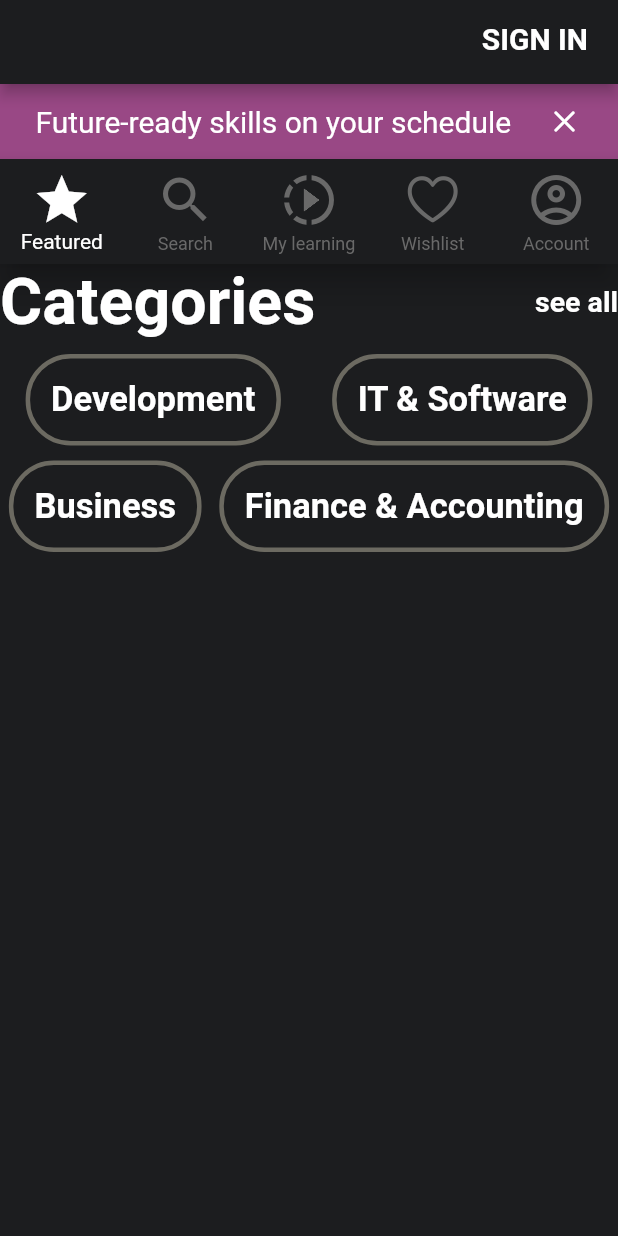
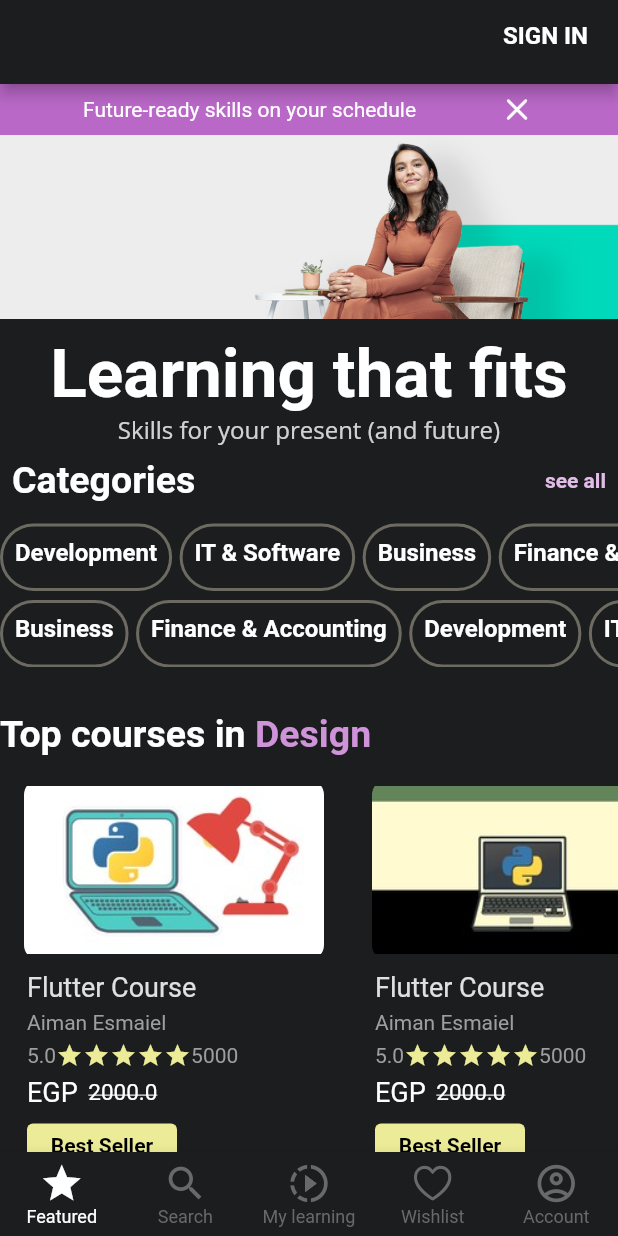
Before and after one commit to Marina-Nabil22/UdemyHomePage, a Flutter app: the screen it shows after launch, on a phone screen of 412 x 824 dp. Run offline on Flutter 3.47's test engine with Material 2 defaults, Android fonts, the phone set to English and light mode, and no system bars; our stand-ins replace google_fonts.

Commit message:
final task

```diff
--- /dev/null
+++ b/lib/components/category.dart
@@ -0,0 +1,26 @@
+import 'package:flutter/cupertino.dart';
+import 'package:flutter/material.dart';
+
+class  Category extends StatelessWidget {
+  final title;
+
+  Category({required this.title});
+
+  @override
+  Widget build(BuildContext context) {
+    return
+      Padding(
+        padding:  const EdgeInsets.only(top: 5.0,right: 5.0),
+        child: Container(
+
+          padding: const EdgeInsets.all(8.0),
+          decoration: BoxDecoration(
+              border: Border.all(color: const Color(0xff6C6A61),width: 2),
+              borderRadius: BorderRadius.circular(30)
+            //   color:Color(0xffEDE4E3),
+          ),
+          child: Text(title,style: const TextStyle( color: CupertinoColors.white,fontSize: 16,fontWeight: FontWeight.bold),),
+        ),
+      );
+  }
+}
--- /dev/null
+++ b/lib/components/footer.dart
@@ -0,0 +1,65 @@
+import 'package:flutter/material.dart';
+import 'package:google_fonts/google_fonts.dart';
+class Footer extends StatelessWidget {
+  const Footer({Key? key}) : super(key: key);
+
+  @override
+  Widget build(BuildContext context) {
+    return  Padding(
+      padding: const EdgeInsets.all(8.0),
+      child: Center(
+        child: Container(
+          height: 200,
+          width: 400,
+          decoration: BoxDecoration(
+            border: Border.all(width: 1, color: Colors.grey.shade700),
+            borderRadius: BorderRadius.circular(6)
+
+          ),
+          child: Column(
+            mainAxisAlignment: MainAxisAlignment.center,
+            children: [
+              const Spacer(),
+               Text('Top Companies trust',
+                style: GoogleFonts.abhayaLibre(
+                    color: Colors.white,
+                    fontSize: 25.0,
+                    fontWeight: FontWeight.bold
+                ),),
+              Center(
+                child: Text('Udemy',
+                  style: GoogleFonts.abhayaLibre(
+                      color: Colors.white,
+                      fontSize: 25.0,
+                      fontWeight: FontWeight.bold
+                  ),),
+              ),
+              const Spacer(),
+              Row(
+                mainAxisAlignment: MainAxisAlignment.center,
+                children: [
+                   Text('box',style: GoogleFonts.abhayaLibre(color: Colors.white),),
+                  const SizedBox(
+                    width: 20,
+                  ),
+                   Text('Nasdaq',style: GoogleFonts.abhayaLibre(color: Colors.white),),
+                  const SizedBox(
+                    width: 20,
+                  ),
+                   Text('Nasdaq',style: GoogleFonts.abhayaLibre(color: Colors.white),),
+                ],
+              ),
+              const Spacer(),
+               Text('Try Udemy Business',
+                style: GoogleFonts.openSans(
+                  color: Colors.purple.shade100,
+                  fontSize: 16.0,
+                ),),
+              const Spacer(),
+            ],
+          ),
+        ),
+      ),
+    );
+  }
+}
--- a/lib/components/item.dart
+++ /dev/null
@@ -1,27 +0,0 @@
-import 'package:flutter/cupertino.dart';
-import 'package:flutter/material.dart';
-
-class Item extends StatelessWidget {
-  final title;
-
-  Item({required this.title});
-
-  @override
-  Widget build(BuildContext context) {
-    return
-      Padding(
-        padding: const EdgeInsets.only(top: 10.0),
-        child: Container(
-
-          padding: const EdgeInsets.all(14.0),
-          decoration: BoxDecoration(
-              border: Border.all(color: Color(0xff6C6A61),width: 3),
-
-              borderRadius: BorderRadius.circular(30)
-            //   color:Color(0xffEDE4E3),
-          ),
-          child: Text(title,style: TextStyle( color: CupertinoColors.white,fontSize: 23,fontWeight: FontWeight.bold),),
-        ),
-      );
-  }
-}
--- /dev/null
+++ b/lib/components/list_View_items.dart
@@ -0,0 +1,53 @@
+import 'package:flutter/material.dart';
+
+class ListViewItems extends StatelessWidget {
+  final String listName;
+  final String department;
+  final List list;
+  final double height;
+  final double fontSize;
+  const ListViewItems({super.key, required this.listName,required this.list,required this.height,required this.department,required this.fontSize});
+
+  @override
+  Widget build(BuildContext context) {
+    return Column(
+      crossAxisAlignment: CrossAxisAlignment.start,
+      children: [
+        Row(
+          crossAxisAlignment: CrossAxisAlignment.start,
+          children: [
+            Text(
+              listName,
+              style: TextStyle(
+                color: Colors.white,
+                fontSize: fontSize,
+                  fontWeight: FontWeight.w600
+              ),
+            ),
+            Text(
+              department,
+              style: TextStyle(
+                color: Colors.purple.shade200,
+                fontSize: fontSize,
+                fontWeight: FontWeight.w600
+              ),
+            ),
+
+          ],
+        ),
+
+        SizedBox(
+          height: height,
+          child: Expanded(child: ListView.builder(
+            itemCount: list.length,
+            scrollDirection: Axis.horizontal,
+            itemBuilder: (BuildContext context, int index) {
+              return  list[index];
+            },
+          ),),
+        ),
+
+      ],
+    );
+  }
+}
--- /dev/null
+++ b/lib/components/notification.dart
@@ -0,0 +1,25 @@
+import 'package:flutter/cupertino.dart';
+import 'package:flutter/material.dart';
+class NotificationItem extends StatelessWidget {
+  const NotificationItem({Key? key}) : super(key: key);
+
+  @override
+  Widget build(BuildContext context) {
+return Container(
+        color:  Colors.purple.shade300,
+        padding: const EdgeInsets.only(top: 5,bottom: 5),
+        alignment: Alignment.center,
+        child: Row(
+          mainAxisAlignment: MainAxisAlignment.spaceEvenly,
+          children: const [
+            Text('Future-ready skills on your schedule',
+                style: TextStyle(color: Colors.white, fontSize: 14)),
+            Icon(
+              CupertinoIcons.multiply,
+              color: Colors.white,
+            )
+          ],
+        ),
+    );
+  }
+}
--- /dev/null
+++ b/lib/data/data.dart
@@ -0,0 +1,108 @@
+import 'package:udemyhomepage/components/course_item.dart';
+
+import '../components/category.dart';
+import '../models/item.dart';
+
+  List<Category> categoryList1=[
+    Category(title: 'Development'),
+   Category(title: 'IT & Software'),
+    Category(title: 'Business'),
+    Category(title: 'Finance & Accounting'),
+ ];
+List<Category> categoryList2=[
+  Category(title: 'Business'),
+  Category(title: 'Finance & Accounting'),
+  Category(title: 'Development'),
+  Category(title: 'IT & Software'),
+];
+
+
+  const List<CourseItem> courseList = [
+    CourseItem(item: Item(
+      image: 'assets/course1.jpg',
+      title: 'Flutter Course',
+      author: 'Aiman Esmaiel',
+      rateNumber: 5000,
+      rate: 5,
+      price: 2000,
+    )
+    ),
+    CourseItem(item:Item(
+      image: 'assets/course2.jpg',
+      title: 'Flutter Course',
+      author: 'Aiman Esmaiel',
+      rateNumber: 5000,
+      rate: 5,
+      price: 2000,
+    )),
+    CourseItem(item:Item(
+      image: 'assets/course3.jpg',
+      title: 'Flutter Course',
+      author: 'Aiman Esmaiel',
+      rateNumber: 5000,
+      rate: 5,
+      price: 2000,
+    )),
+    CourseItem(item:Item(
+      image: 'assets/course4.jpg',
+      title: 'Flutter Course',
+      author: 'Aiman Esmaiel',
+      rateNumber: 5000,
+      rate: 5,
+      price: 2000,
+    )),
+    CourseItem(item:Item(
+      image: 'assets/course5.jpg',
+      title: 'Flutter Course',
+      author: 'Aiman Esmaiel',
+      rateNumber: 5000,
+      rate: 5,
+      price: 2000,
+    )),
+  ];
+
+const List<CourseItem> courseList2 = [
+  CourseItem(item:Item(
+    image: 'assets/course4.jpg',
+    title: 'Flutter Course',
+    author: 'Aiman Esmaiel',
+    rateNumber: 5000,
+    rate: 5,
+    price: 2000,
+  )),
+  CourseItem(item:Item(
+    image: 'assets/course5.jpg',
+    title: 'Flutter Course',
+    author: 'Aiman Esmaiel',
+    rateNumber: 5000,
+    rate: 5,
+    price: 2000,
+  )),
+  CourseItem(item:Item(
+    image: 'assets/course3.jpg',
+    title: 'Flutter Course',
+    author: 'Aiman Esmaiel',
+    rateNumber: 5000,
+    rate: 5,
+    price: 2000,
+  )),
+
+  CourseItem(item: Item(
+    image: 'assets/course1.jpg',
+    title: 'Flutter Course',
+    author: 'Aiman Esmaiel',
+    rateNumber: 5000,
+    rate: 5,
+    price: 2000,
+  )
+  ),
+  CourseItem(item:Item(
+    image: 'assets/course2.jpg',
+    title: 'Flutter Course',
+    author: 'Aiman Esmaiel',
+    rateNumber: 5000,
+    rate: 5,
+    price: 2000,
+  )),
+
+];
--- a/lib/screens/udemy_screen.dart
+++ b/lib/screens/udemy_screen.dart
@@ -1,20 +1,28 @@
 import 'package:flutter/material.dart';
- import 'package:udemyhomepage/components/item.dart';
+import 'package:google_fonts/google_fonts.dart';
+import 'package:udemyhomepage/components/footer.dart';
+import 'package:udemyhomepage/components/list_View_items.dart';
+import 'package:udemyhomepage/components/notification.dart';
+
 import 'package:flutter/cupertino.dart';
+import 'package:udemyhomepage/data/data.dart';
 
 class UdemyScreen extends StatefulWidget {
   const UdemyScreen({Key? key}) : super(key: key);
+
   @override
   State<UdemyScreen> createState() => _UdemyScreenState();
 }
 
 class _UdemyScreenState extends State<UdemyScreen> {
   int _currentIndex = 0;
+
   void onTabTapped(int index) {
     setState(() {
       _currentIndex = index;
     });
   }
+
   @override
   Widget build(BuildContext context) {
     return Scaffold(
@@ -25,38 +33,21 @@ class _UdemyScreenState extends State<UdemyScreen> {
               child: Text(
                 'SIGN IN',
                 style: TextStyle(
-                fontSize: 20.0,
+                  fontSize: 16.0,
                   fontWeight: FontWeight.bold,
                 ),
               ),
             ),
           ],
-        backgroundColor:Color(0xff1C1D1F) ,
-     //  title: Text('SIGN IN',textAlign: TextAlign.right,style: TextStyle(color: Colors.white, fontSize: 20,fontWeight: FontWeight.bold),),
+
+          backgroundColor: const Color(0xff1C1D1F),
         ),
-      backgroundColor:Color(0xff1C1D1F) ,
-      body:
-      Container(
-        child: Column(
-          children: [
-            Container(
-              color: Color(0xff994885),
-              height: 50,
-              alignment: Alignment.center,
-              child: Row(
-                mainAxisAlignment: MainAxisAlignment.spaceEvenly,
-                children: const [
-                  Text('Future-ready skills on your schedule',style:TextStyle(color: Colors.white,fontSize: 20)),
-                  Icon(CupertinoIcons.multiply, color: Colors.white,)
-                ],
-              ),
-            ),
-
-      Container(
-        child:      BottomNavigationBar(
+        bottomNavigationBar: BottomNavigationBar(
           items: const [
             BottomNavigationBarItem(
-              icon: Icon(Icons.star,),
+              icon: Icon(
+                Icons.star,
+              ),
               label: 'Featured',
             ),
             BottomNavigationBarItem(
@@ -77,45 +68,62 @@ class _UdemyScreenState extends State<UdemyScreen> {
             ),
           ],
           type: BottomNavigationBarType.fixed,
-      backgroundColor: Color(0xff1C1D1F),
-      unselectedItemColor: Color(0xff696969),
+          backgroundColor: const Color(0xff1C1D1F),
+          unselectedItemColor: const Color(0xff696969),
           selectedItemColor: Colors.white,
-            iconSize: 40,
+          iconSize: 30,
+          selectedFontSize: 12,
+          unselectedFontSize: 12,
           onTap: onTabTapped,
           currentIndex: _currentIndex,
+        ),
+        backgroundColor: const Color(0xff1C1D1F),
+        body:
+        SingleChildScrollView(
+          child: Column(
+            children: [
+              const NotificationItem(),
+               Image.asset('assets/a.jpg',),//abhayaLibre
+              const SizedBox(height: 10,),
+              Text("Learning that fits",style: GoogleFonts.abhayaLibre(fontStyle: FontStyle.normal,fontSize: 45,color: Colors.white,fontWeight: FontWeight.bold)),
+              Text("Skills for your present (and future)",style: GoogleFonts.openSans(fontStyle: FontStyle.normal,fontSize: 16,color: Colors.white.withOpacity(0.8),)),
+              Padding(
+                padding: const EdgeInsets.all(8.0),
+                child: Row(
+                  mainAxisAlignment: MainAxisAlignment.spaceBetween,
+                  children:  [
+                    const Text(
+                      'Categories',
+                      style: TextStyle(
+                          color: Colors.white,
+                          fontSize: 25,
+                          fontWeight: FontWeight.bold),
+                    ),
+                    Text(
+                      'see all',
+                      style: TextStyle(
+                          color: Colors.purple.shade100,
+                          fontSize: 14,
+                          fontWeight: FontWeight.bold
+                          ),
+                    )
+                  ],
+                ),
+              ),
+              ListViewItems(listName:'' ,department:'', fontSize:0,list: categoryList1,height: 50,),
+              ListViewItems(listName: '',department: '',fontSize:0, list: categoryList2,height: 50,),
+              const SizedBox(height: 30,),
+              const ListViewItems(listName: 'Top courses in ',fontSize:25,department: 'Design', list: courseList,height: 300,),
+              const ListViewItems(listName: 'Top courses in ',fontSize:25,department: 'Business', list: courseList2,height: 300,),
+              const ListViewItems(listName: 'Top courses in ',fontSize:25,department: 'Development', list: courseList,height: 300,),
+               const Footer(),
 
 
-        ),
 
-      ),
-            Row(
-              mainAxisAlignment: MainAxisAlignment.spaceBetween,
-              children: const [
-                Text('Categories',style: TextStyle(color: Colors.white,fontSize: 43,fontWeight: FontWeight.bold),),
-                Text('see all',style: TextStyle(color: Colors.white,fontSize: 19,fontWeight: FontWeight.bold),)
+
 
             ],
           ),
-            Row(
-              mainAxisAlignment: MainAxisAlignment.spaceAround,
-              children: [
-              Item(title: 'Development'),
-              Item(title: 'IT & Software'),
-
-            ],),
-            Row(
-              mainAxisAlignment: MainAxisAlignment.spaceAround,
-
-              children: [
-                Item(title: 'Business'),
-                Item(title: 'Finance & Accounting'),
-
-              ],
-            )
-          ],
-
-        ),
-      )
-    );
+        ));
   }
 }
--- a/lib/src/app_root.dart
+++ b/lib/src/app_root.dart
@@ -7,6 +7,7 @@ class AppRoot extends StatelessWidget {
   @override
   Widget build(BuildContext context) {
     return const MaterialApp(
+      debugShowCheckedModeBanner: false,
       home:UdemyScreen()
     );
   }
```
Also changed, not shown: pubspec.yaml (+10 -10 lines), assets/Hero Section - Mobile.jpg (added), assets/Udemy Main.png (added), assets/Udemy Second.png (added), assets/a.jpg (added), assets/course1.jpg (added), assets/course2.jpg (added), assets/course3.jpg (added), assets/course4.jpg (added), assets/course5.jpg (added), assets/hero Section - Site.jpg (added), lib/components/course_item.dart (renamed from lib/components/couse_iteam.dart), pubspec.lock, 1 other file. Lines whose indentation alone changed are shown as unchanged.
